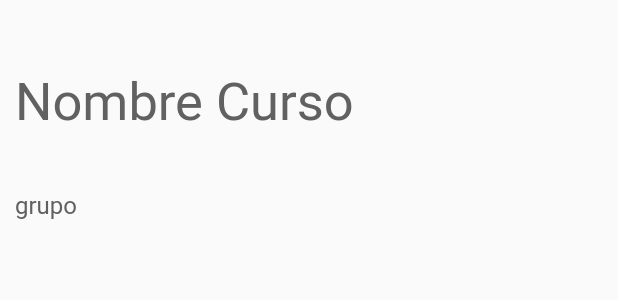
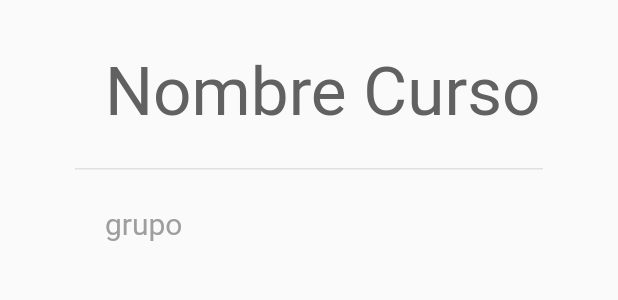
Before and after one commit to santiagoBaro/eLearning, a Flutter app: the CourseHeader widget shown alone on an empty page, opened directly, on a phone screen of 412 x 824 dp. Shown: the top 300 px of the screen. Run offline on Flutter 3.47's test engine with Material 2 defaults, Android fonts, the phone set to English and light mode, and no system bars; our stand-ins replace shared_preferences, table_calendar; missing offline and left inert: country_pickers, encrypt, gooey_carousel; accounts and stored records are empty; Roboto replaces fonts that are missing (AvenirNextLTPro).

Commit message:
added tablet ui

```diff
--- a/lib/elements/course_content_card.dart
+++ b/lib/elements/course_content_card.dart
@@ -76,6 +76,7 @@
                           overflow: TextOverflow.ellipsis,
                           style: nameTextStyle),
                     ),
+                    SizedBox(height: 10),
                     //* INDEXES
                     Row(
                       children: [
--- a/lib/elements/course_header.dart
+++ b/lib/elements/course_header.dart
@@ -14,14 +14,28 @@
           mainAxisAlignment: MainAxisAlignment.spaceEvenly,
           children: [
             //* COURSE TITLE
-            Text(
-              'Nombre Curso',
-              style: nameTextStyle,
+            Padding(
+              padding: const EdgeInsets.only(left: 60.0),
+              child: Text(
+                'Nombre Curso',
+                style: nameTextStyle,
+              ),
+            ),
+            Container(
+              height: 1,
+              constraints: BoxConstraints(
+                maxWidth: 700,
+              ),
+              color: Colors.grey[300],
+              margin: EdgeInsets.symmetric(horizontal: 40.0),
             ),
             //* COURSE GROUP
-            Text(
-              'grupo',
-              style: groupTextStyle,
+            Padding(
+              padding: const EdgeInsets.only(left: 60.0),
+              child: Text(
+                'grupo',
+                style: groupTextStyle,
+              ),
             ),
           ],
         ),
@@ -31,11 +45,11 @@
 }
 
 TextStyle nameTextStyle = TextStyle(
-  fontSize: 35,
+  fontSize: 45,
   color: Colors.grey[700],
 );
 
 TextStyle groupTextStyle = TextStyle(
-  fontSize: 16,
-  color: Colors.grey[700],
+  fontSize: 20,
+  color: Colors.grey,
 );
--- a/lib/elements/notification_card.dart
+++ b/lib/elements/notification_card.dart
@@ -25,9 +25,9 @@
         boxShadow: [
           BoxShadow(
             color: Colors.grey.withOpacity(0.5),
-            spreadRadius: 5,
-            blurRadius: 7,
-            offset: Offset(0, 3), // changes position of shadow
+            spreadRadius: 3,
+            blurRadius: 5,
+            offset: Offset(0, 1),
           ),
         ],
       ),
--- a/lib/elements/pending_task_card.dart
+++ b/lib/elements/pending_task_card.dart
@@ -20,9 +20,9 @@
         boxShadow: [
           BoxShadow(
             color: Colors.grey.withOpacity(0.5),
-            spreadRadius: 5,
-            blurRadius: 7,
-            offset: Offset(0, 3), // changes position of shadow
+            spreadRadius: 3,
+            blurRadius: 5,
+            offset: Offset(0, 1), // changes position of shadow
           ),
         ],
       ),
--- a/pubspec.yaml
+++ b/pubspec.yaml
@@ -31,6 +31,7 @@
   country_pickers: ^1.3.0
   equatable: ^1.2.2
   encrypt: ^4.0.2
+  file_picker: ^1.13.3
   flutter_svg: ^0.18.0
   flutter_flux: ^4.1.3
   gooey_carousel: ^0.1.2
```
Also changed, not shown: lib/base_app/app_builder.dart (+8 -5 lines), lib/base_app/tablet_landing_page.dart (added, +48 -0 lines), lib/elements/course_body.dart (+40 -6 lines), lib/elements/course_information_card.dart (+11 -8 lines), pubspec.lock.
